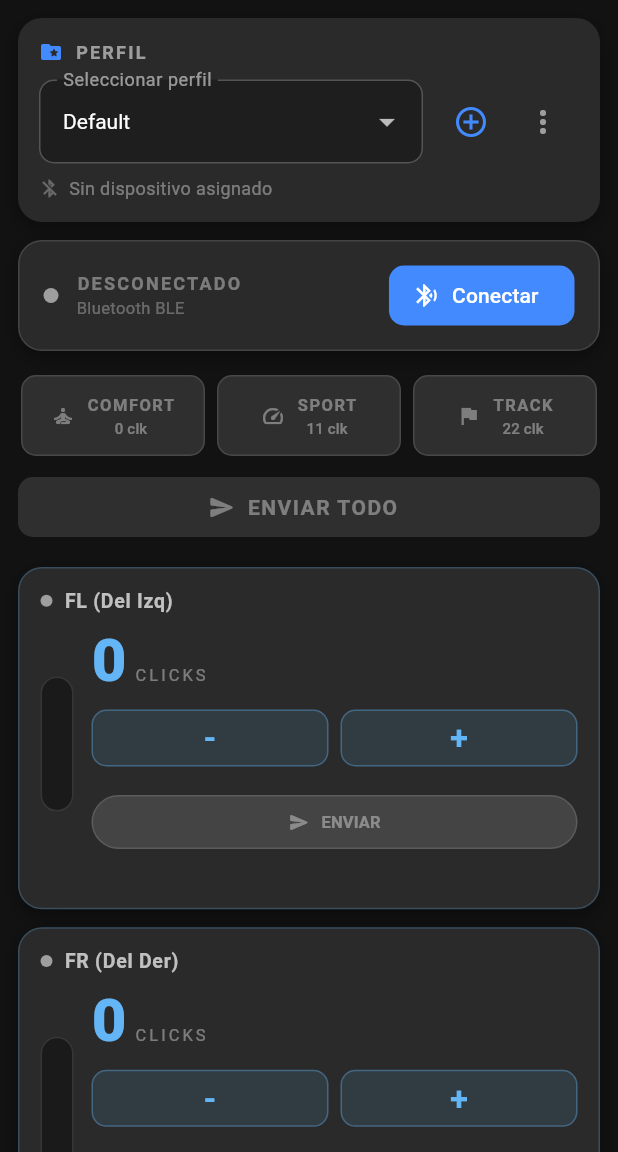
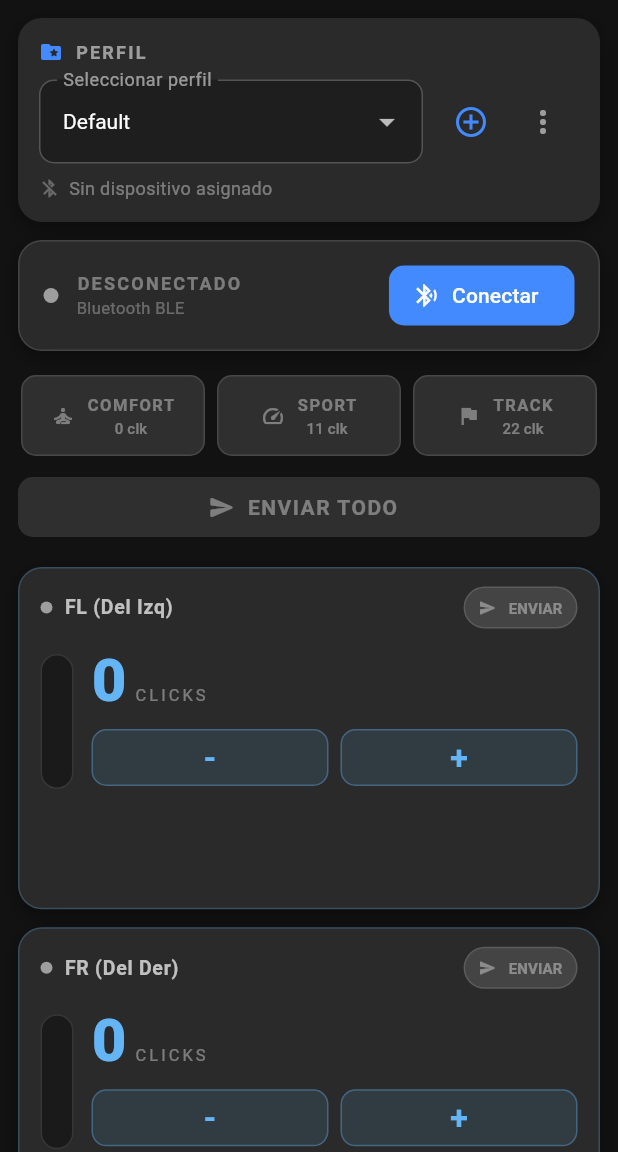
Before and after one commit to joselmin-lab/suspension_ble, a Flutter app: the screen it shows after launch, on a phone screen of 412 x 824 dp, the part 84-1236 px from its top. Run offline on Flutter 3.47's test engine with Material 3 defaults, Android fonts, the phone set to English and light mode, and no system bars; our stand-ins replace flutter_blue_plus, permission_handler, shared_preferences; accounts and stored records are empty.

Commit message:
Mejora UI: Botón ENVIAR pequeño y correcciones generales

```diff
--- a/lib/widgets/modern_corner_card.dart
+++ b/lib/widgets/modern_corner_card.dart
@@ -129,7 +129,10 @@ class ModernCornerCard extends StatelessWidget {
         crossAxisAlignment: CrossAxisAlignment.start,
         mainAxisSize: MainAxisSize.min,
         children: [
-          // ── Label row ──────────────────────────────────────────────────
+                 // ── Fila Superior: Etiqueta (Label) y Botón ENVIAR pequeño ──
+          Row(
+            mainAxisAlignment: MainAxisAlignment.spaceBetween,
+            children: [
               Row(
                 children: [
                   Container(
@@ -152,21 +155,55 @@ class ModernCornerCard extends StatelessWidget {
                   ),
                 ],
               ),
-          const SizedBox(height: 10),
-          // ── Main content row ────────────────────────────────────────────
+              // Botón ENVIAR más pequeño y arriba a la derecha
+              SizedBox(
+                height: 28, // Altura reducida
+                child: ElevatedButton.icon(
+                  style: ElevatedButton.styleFrom(
+                    backgroundColor: isConnected
+                        ? accent.withValues(alpha: 0.15)
+                        : Colors.transparent,
+                    foregroundColor: isConnected ? accent : Colors.white30,
+                    elevation: 0,
+                    side: BorderSide(
+                      color: isConnected
+                          ? accent.withValues(alpha: 0.5)
+                          : Colors.white12,
+                    ),
+                    padding: const EdgeInsets.symmetric(horizontal: 10, vertical: 0),
+                  ),
+                  onPressed: isConnected
+                      ? () {
+                          HapticFeedback.mediumImpact();
+                          onSend?.call();
+                        }
+                      : null,
+                  icon: const Icon(Icons.send_rounded, size: 12),
+                  label: const Text(
+                    'ENVIAR',
+                    style: TextStyle(fontWeight: FontWeight.w700, fontSize: 10),
+                  ),
+                ),
+              ),
+            ],
+          ),
+          const SizedBox(height: 14),
+
+          // ── Fila de Contenido Principal (Nivel y Botones +/-) ──
           Row(
             crossAxisAlignment: CrossAxisAlignment.center,
             children: [
-              // Level indicator tube
+              // Tubo indicador de nivel
               _LevelIndicator(fraction: fillFraction, color: accent),
               const SizedBox(width: 12),
-              // Controls column
+
+              // Columna de controles (Número y +/-)
               Expanded(
                 child: Column(
                   crossAxisAlignment: CrossAxisAlignment.stretch,
                   mainAxisSize: MainAxisSize.min,
                   children: [
-                    // Animated click value
+                    // Número de clicks animado
                     Row(
                       crossAxisAlignment: CrossAxisAlignment.baseline,
                       textBaseline: TextBaseline.alphabetic,
@@ -200,7 +237,7 @@ class ModernCornerCard extends StatelessWidget {
                       ],
                     ),
                     const SizedBox(height: 8),
-                    // + / – buttons
+                    // Botones + y -
                     Row(
                       children: [
                         Expanded(
@@ -219,38 +256,6 @@ class ModernCornerCard extends StatelessWidget {
                           ),
                         ),
                       ],
-                    ),
-                    const SizedBox(height: 8),
-                    // ENVIAR button
-                    ElevatedButton.icon(
-                      style: ElevatedButton.styleFrom(
-                        backgroundColor: isConnected
-                            ? accent.withValues(alpha: 0.15)
-                            : Colors.transparent,
-                        foregroundColor:
-                            isConnected ? accent : Colors.white30,
-                        elevation: 0,
-                        side: BorderSide(
-                          color: isConnected
-                              ? accent.withValues(alpha: 0.5)
-                              : Colors.white12,
-                        ),
-                        padding: const EdgeInsets.symmetric(
-                            horizontal: 10, vertical: 9),
-                        minimumSize: const Size(0, 36),
-                      ),
-                      onPressed: isConnected
-                          ? () {
-                              HapticFeedback.mediumImpact();
-                              onSend?.call();
-                            }
-                          : null,
-                      icon: const Icon(Icons.send_rounded, size: 14),
-                      label: const Text(
-                        'ENVIAR',
-                        style: TextStyle(
-                            fontWeight: FontWeight.w700, fontSize: 11),
-                      ),
                     ),
                   ],
                 ),
```
Lines whose indentation alone changed are shown as unchanged.
